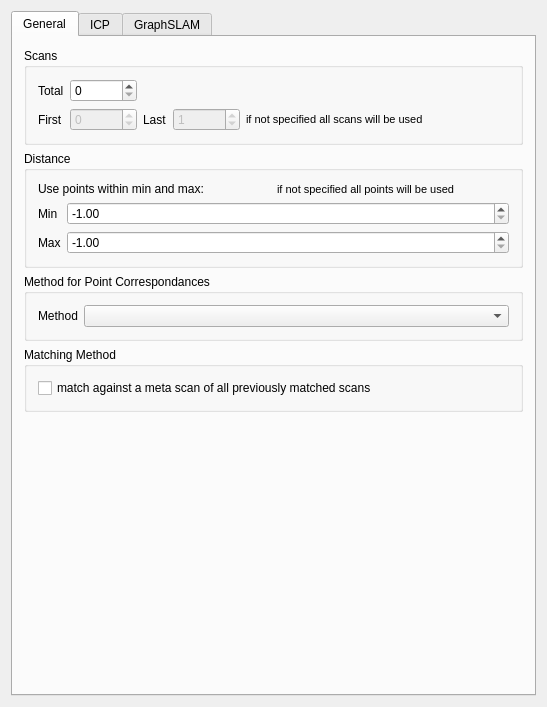
Qt form src/grabe_mapping/src/rqt_plugin/parameter_widget.ui (JannikGrabe/grabe_mapping) before a commit.
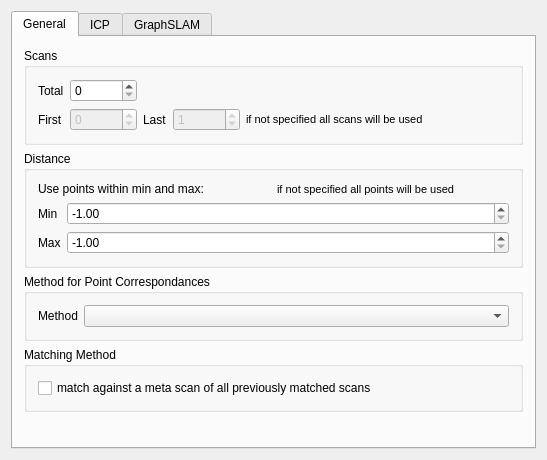
The same form after that commit.

```diff
--- a/src/grabe_mapping/src/rqt_plugin/parameter_widget.ui
+++ b/src/grabe_mapping/src/rqt_plugin/parameter_widget.ui
@@ -7,7 +7,7 @@
     <x>0</x>
     <y>0</y>
     <width>547</width>
-    <height>707</height>
+    <height>460</height>
    </rect>
   </property>
   <property name="windowTitle">
```
Left out of the diff: 3 changed lines with no effect on the pictures.
